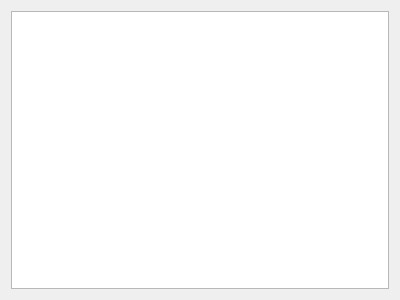
Old version of the form flxEditor/ResourceBrowserWidget.ui in the repository TreePuncher/gamekit.
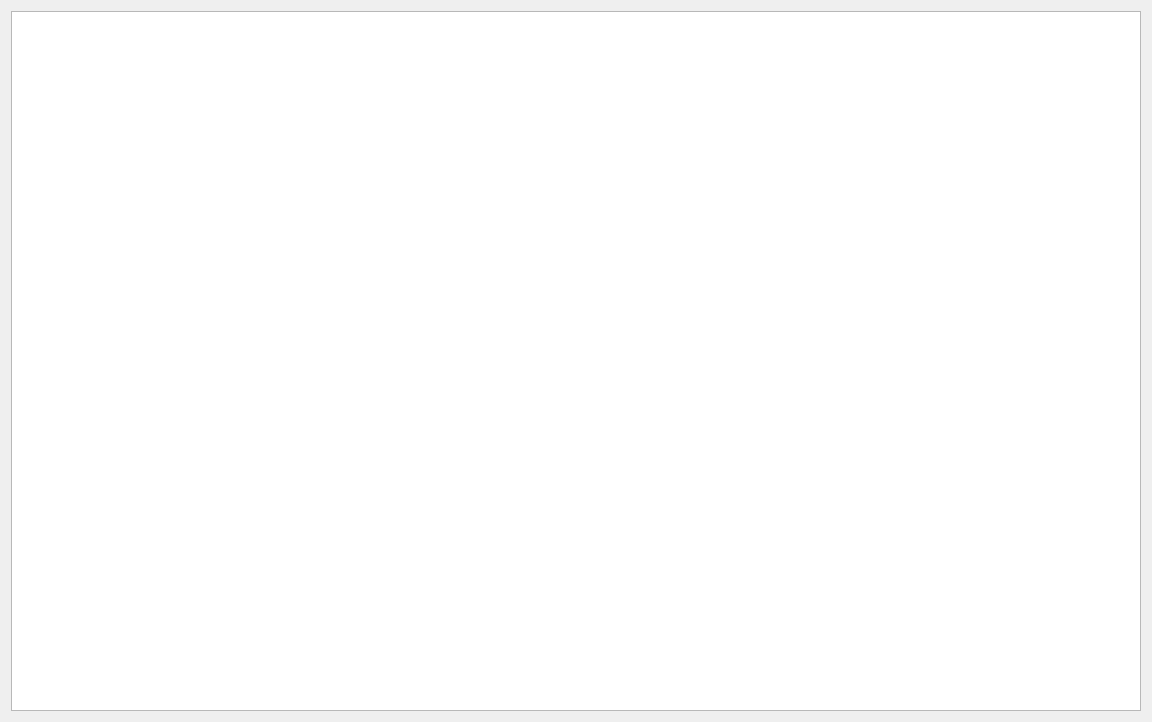
New version of the form.

Patch:
```diff
--- a/flxEditor/ResourceBrowserWidget.ui
+++ b/flxEditor/ResourceBrowserWidget.ui
@@ -6,8 +6,8 @@
    <rect>
     <x>0</x>
     <y>0</y>
-    <width>400</width>
-    <height>300</height>
+    <width>1152</width>
+    <height>722</height>
    </rect>
   </property>
   <property name="sizePolicy">
@@ -21,7 +21,7 @@
   </property>
   <layout class="QVBoxLayout" name="verticalLayout">
    <item>
-    <widget class="QTableView" name="tableView"/>
+    <widget class="QTableWidget" name="tableWidget"/>
    </item>
   </layout>
  </widget>
```
